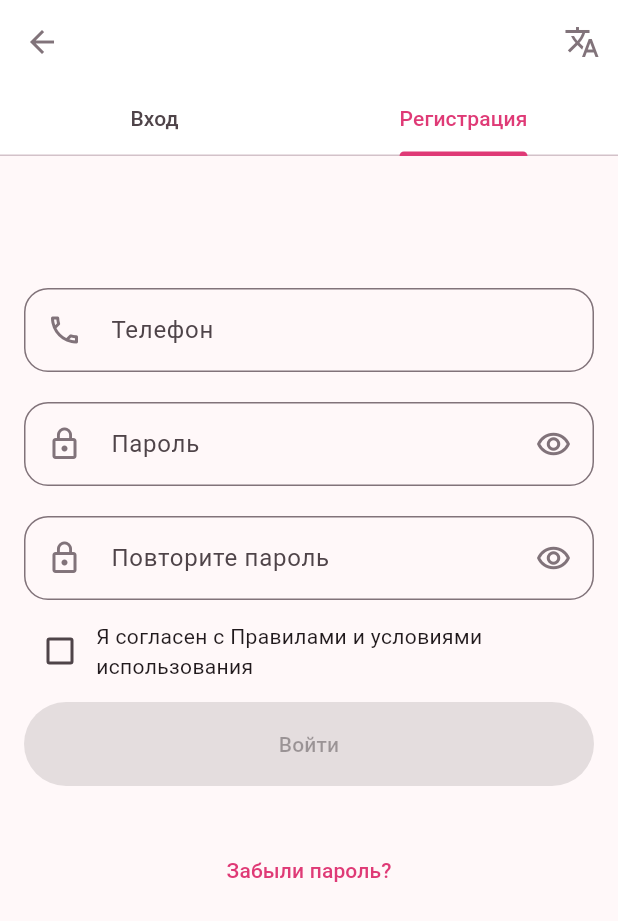
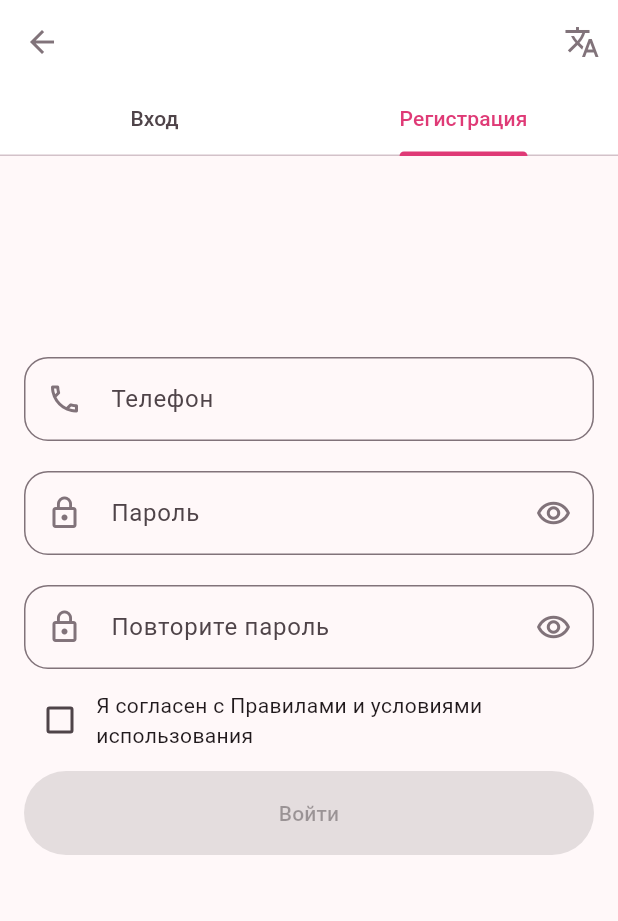
Before and after one commit to Ot4ainui4elowek/dot_marketplace, a Flutter app: the screen it shows after launch, tab 2 chosen, on a phone screen of 412 x 824 dp. Shown: the top 921 px of the screen. Run offline on Flutter 3.47's test engine with Material 3 defaults, Android fonts, the light colour scheme and no system bars; our stand-ins replace loading_animation_widget.

Commit message:
Убрал лишнюю кнопку "Забыл пароль"

```diff
--- a/lib/feature/login_page/presentation/registration_widget.dart
+++ b/lib/feature/login_page/presentation/registration_widget.dart
@@ -146,12 +146,6 @@ class _RegistrationWidgetState extends State<RegistrationWidget> {
                         text: 'Войти',
                       ),
                     )),
-                Padding(
-                    padding: loginWidgetsVerticalPadding,
-                    child: MarketplaceTextButton(
-                      text: 'Забыли пароль?',
-                      onPress: () => 0,
-                    )),
               ],
             ),
             Container(),
```
